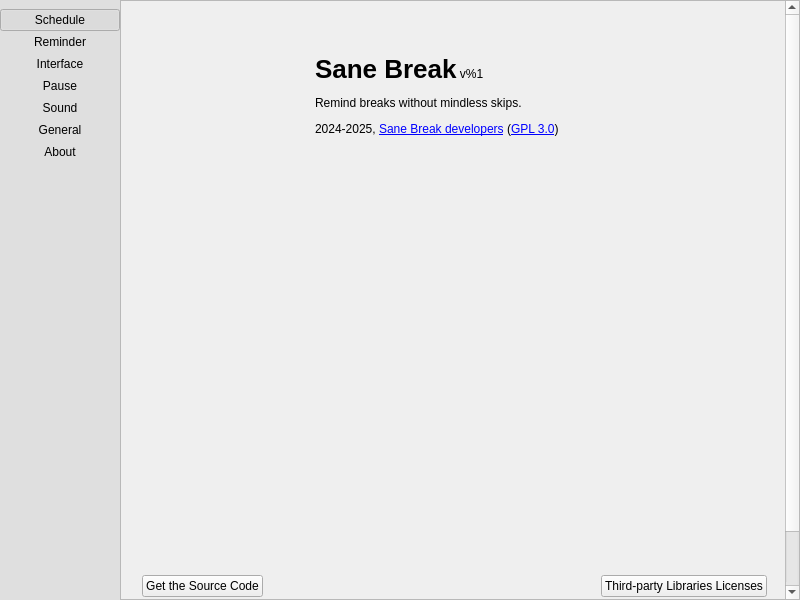
Old version of the form src/app/pref-window.ui in the repository AllanChain/sane-break.
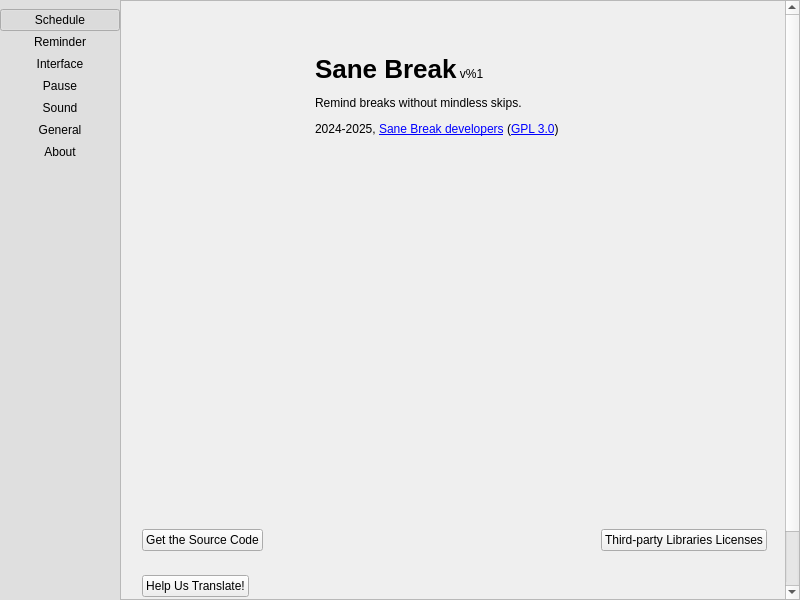
New version of the form. The open tabs and pages were chosen to show the change. Icons and pictures are not drawn. Custom widgets are drawn as their Qt base class.

Commit message:
add "help us translate" button in about page
Closes #93

```diff
--- a/src/app/pref-window.ui
+++ b/src/app/pref-window.ui
@@ -1626,6 +1626,13 @@
               </item>
              </layout>
             </item>
+            <item alignment="Qt::AlignmentFlag::AlignLeft">
+             <widget class="QPushButton" name="helpTranslateButton">
+              <property name="text">
+               <string>Help Us Translate!</string>
+              </property>
+             </widget>
+            </item>
            </layout>
           </widget>
          </widget>
```
The commit also changes 9 other files.
